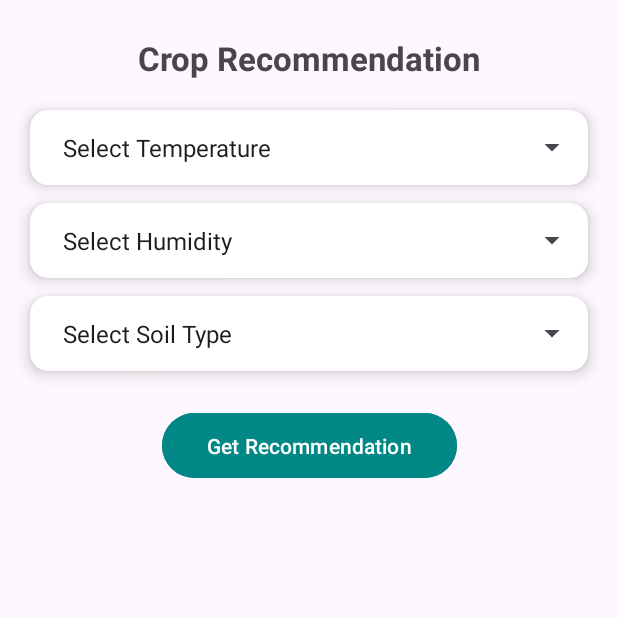
After one commit to Vishal-140/AgriSense, an Android app: the Recommendation screen opened directly, with no data from a screen before it, on a phone screen of 412 x 824 dp, the top half of it. The commit adds this screen. Run offline under Robolectric (Android 15) with nearby library versions, the phone set to English and light mode, and no system bars.

Commit message:
Crop Recommendation

```diff
--- a/app/src/main/AndroidManifest.xml
+++ b/app/src/main/AndroidManifest.xml
@@ -11,6 +11,9 @@
         android:roundIcon="@mipmap/ic_launcher_round"
         android:supportsRtl="true"
         android:theme="@style/Theme.AgriSense">
+        <activity
+            android:name=".Recommendation"
+            android:exported="false" />
         <activity
             android:name=".UserDetail"
             android:exported="false" />
--- a/app/src/main/res/layout/activity_home.xml
+++ b/app/src/main/res/layout/activity_home.xml
@@ -340,6 +340,7 @@
             >
 
             <androidx.cardview.widget.CardView
+                android:id="@+id/recommendCrop"
                 android:layout_width="160dp"
                 android:layout_height="180dp"
                 app:cardCornerRadius="20dp"
@@ -347,7 +348,7 @@
                 android:backgroundTint="@color/white"
                 android:elevation="5dp"
                 android:layout_marginBottom="15dp"
-                >
+                >a
 
                 <LinearLayout
                     android:layout_width="wrap_content"
--- /dev/null
+++ b/app/src/main/res/layout/activity_recommendation.xml
@@ -0,0 +1,120 @@
+<?xml version="1.0" encoding="utf-8"?>
+<androidx.constraintlayout.widget.ConstraintLayout
+    xmlns:android="http://schemas.android.com/apk/res/android"
+    xmlns:app="http://schemas.android.com/apk/res-auto"
+    xmlns:tools="http://schemas.android.com/tools"
+    android:layout_width="match_parent"
+    android:layout_height="match_parent"
+    android:fitsSystemWindows="true"
+    tools:context=".Recommendation">
+
+    <TextView
+        android:id="@+id/titleText"
+        android:layout_width="wrap_content"
+        android:layout_height="wrap_content"
+        android:text="Crop Recommendation"
+        android:textSize="22sp"
+        android:textStyle="bold"
+        android:layout_marginTop="24dp"
+        app:layout_constraintTop_toTopOf="parent"
+        app:layout_constraintStart_toStartOf="parent"
+        app:layout_constraintEnd_toEndOf="parent" />
+
+    <!-- TEMPERATURE CARD -->
+    <androidx.cardview.widget.CardView
+        android:id="@+id/tempCard"
+        android:layout_width="0dp"
+        android:layout_height="wrap_content"
+        android:layout_margin="20dp"
+        app:cardCornerRadius="12dp"
+        app:cardElevation="6dp"
+        app:layout_constraintTop_toBottomOf="@id/titleText"
+        app:layout_constraintStart_toStartOf="parent"
+        app:layout_constraintEnd_toEndOf="parent">
+
+        <Spinner
+            android:id="@+id/tempSpinner"
+            android:layout_width="match_parent"
+            android:layout_height="wrap_content"
+            android:padding="14dp"
+            android:entries="@array/temp_ranges" />
+    </androidx.cardview.widget.CardView>
+
+    <!-- HUMIDITY CARD -->
+    <androidx.cardview.widget.CardView
+        android:id="@+id/humidityCard"
+        android:layout_width="0dp"
+        android:layout_height="wrap_content"
+        android:layout_marginHorizontal="20dp"
+        android:layout_marginTop="12dp"
+        app:cardCornerRadius="12dp"
+        app:cardElevation="6dp"
+        app:layout_constraintTop_toBottomOf="@id/tempCard"
+        app:layout_constraintStart_toStartOf="parent"
+        app:layout_constraintEnd_toEndOf="parent">
+
+        <Spinner
+            android:id="@+id/humiditySpinner"
+            android:layout_width="match_parent"
+            android:layout_height="wrap_content"
+            android:padding="14dp"
+            android:entries="@array/humidity_ranges" />
+    </androidx.cardview.widget.CardView>
+
+    <!-- SOIL CARD -->
+    <androidx.cardview.widget.CardView
+        android:id="@+id/soilCard"
+        android:layout_width="0dp"
+        android:layout_height="wrap_content"
+        android:layout_marginHorizontal="20dp"
+        android:layout_marginTop="12dp"
+        app:cardCornerRadius="12dp"
+        app:cardElevation="6dp"
+        app:layout_constraintTop_toBottomOf="@id/humidityCard"
+        app:layout_constraintStart_toStartOf="parent"
+        app:layout_constraintEnd_toEndOf="parent">
+
+        <Spinner
+            android:id="@+id/soilSpinner"
+            android:layout_width="match_parent"
+            android:layout_height="wrap_content"
+            android:padding="14dp"
+            android:entries="@array/soil_types" />
+    </androidx.cardview.widget.CardView>
+
+    <Button
+        android:id="@+id/recommendBtn"
+        android:layout_width="wrap_content"
+        android:layout_height="wrap_content"
+        android:text="Get Recommendation"
+        android:paddingHorizontal="30dp"
+        android:paddingVertical="12dp"
+        android:backgroundTint="@color/teal_700"
+        android:layout_marginTop="24dp"
+        app:layout_constraintTop_toBottomOf="@id/soilCard"
+        app:layout_constraintStart_toStartOf="parent"
+        app:layout_constraintEnd_toEndOf="parent" />
+
+    <!-- RESULT CARD -->
+    <androidx.cardview.widget.CardView
+        android:id="@+id/resultCard"
+        android:layout_width="0dp"
+        android:layout_height="wrap_content"
+        android:visibility="gone"
+        android:layout_margin="20dp"
+        app:cardElevation="6dp"
+        app:cardCornerRadius="12dp"
+        app:layout_constraintTop_toBottomOf="@id/recommendBtn"
+        app:layout_constraintStart_toStartOf="parent"
+        app:layout_constraintEnd_toEndOf="parent">
+
+        <TextView
+            android:id="@+id/resultText"
+            android:layout_width="wrap_content"
+            android:layout_height="wrap_content"
+            android:padding="16dp"
+            android:textSize="16sp"
+            android:text="Recommended crop will appear here" />
+    </androidx.cardview.widget.CardView>
+
+</androidx.constraintlayout.widget.ConstraintLayout>
--- /dev/null
+++ b/app/src/main/res/values/arrays.xml
@@ -0,0 +1,30 @@
+<?xml version="1.0" encoding="utf-8"?>
+<resources>
+
+    <string-array name="temp_ranges">
+        <item>Select Temperature</item>
+        <item>10°C - 20°C (Cool)</item>
+        <item>20°C - 30°C (Moderate)</item>
+        <item>30°C - 40°C (Hot)</item>
+        <item>40°C - 45°C (Very Hot)</item>
+    </string-array>
+
+    <string-array name="humidity_ranges">
+        <item>Select Humidity</item>
+        <item>20% - 40% (Low)</item>
+        <item>40% - 60% (Medium)</item>
+        <item>60% - 80% (High)</item>
+        <item>80% - 95% (Very High)</item>
+    </string-array>
+
+    <string-array name="soil_types">
+        <item>Select Soil Type</item>
+        <item>Loamy (Best Overall)</item>
+        <item>Clay (Water-holding)</item>
+        <item>Sandy (Fast Drainage)</item>
+        <item>Black Soil (Cotton Soil)</item>
+        <item>Red Soil</item>
+        <item>Alluvial Soil</item>
+    </string-array>
+
+</resources>
```
Also changed, not shown: app/src/main/java/com/example/agrisense/HomeActivity.kt (+9 -0 lines), app/src/main/java/com/example/agrisense/Recommendation.kt (added, +128 -0 lines).
